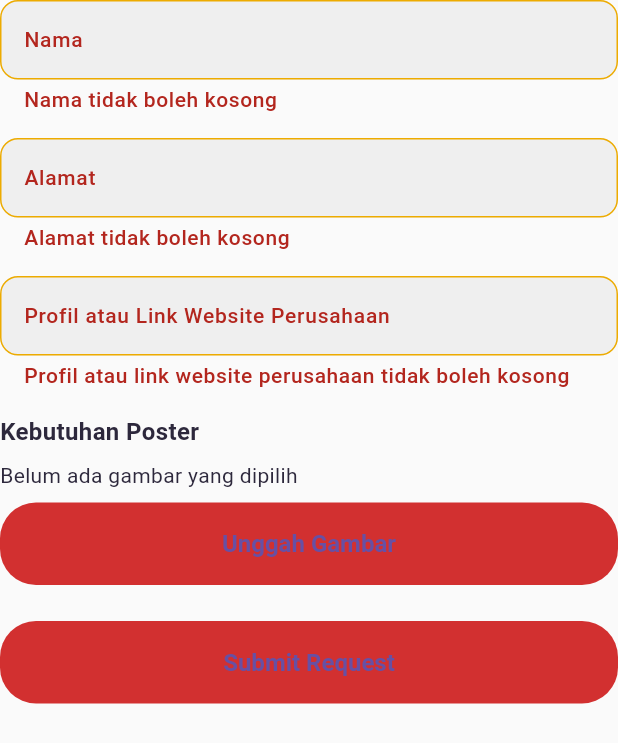
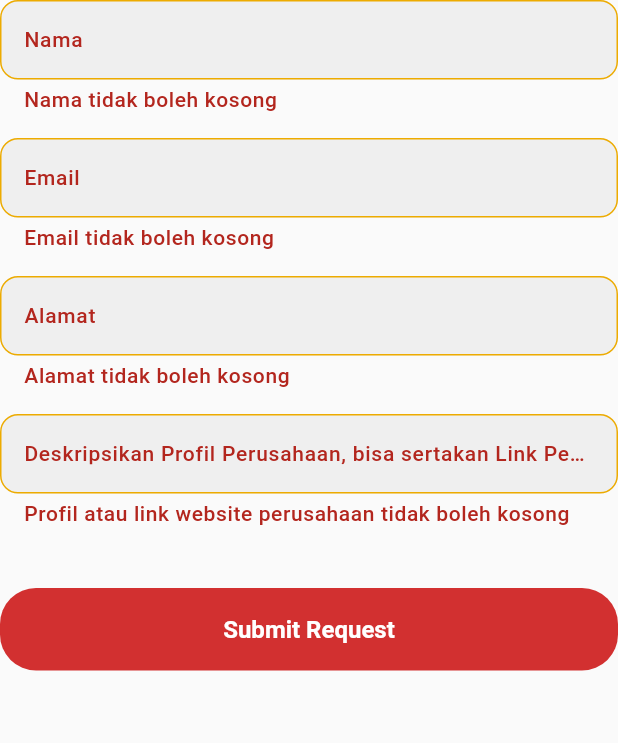
Before and after one commit to TI-3D/fest-ticketing-app, a Flutter app: the EventRequestForm widget shown alone on an empty page, opened directly, after a tap on "Submit Request", on a phone screen of 412 x 824 dp. Shown: the top 743 px of the screen. Run offline on Flutter 3.47's test engine with Material 3 defaults, Android fonts, the phone set to English and light mode, and no system bars; our stand-ins replace dartz, dio, equatable, firebase_core, fl_chart, flutter_bloc and 6 more; accounts and stored records are empty; Roboto replaces fonts that are missing (CircularStd).

Commit message:
refactor: update API base URL and standardize color usage across screens

```diff
--- a/lib/core/constant/api_url.dart
+++ b/lib/core/constant/api_url.dart
@@ -1,5 +1,5 @@
 class ApiUrl {
-  static const String baseUrl = 'http://192.168.1.5:8000/api/v1';
+  static const String baseUrl = 'https://api.raihanachmad.web.id/api/v1';
   static const String signup = '$baseUrl/auth/signup';
   static const String signupGoogle = '$baseUrl/auth/signup/google';
   static const String signin = '$baseUrl/auth/signin';
--- a/lib/presentation/profile/screen/event_request_page.dart
+++ b/lib/presentation/profile/screen/event_request_page.dart
@@ -27,22 +27,23 @@ class _EventRequestFormState extends State<EventRequestForm> {
 
   // Define controllers for other fields
   final TextEditingController nameController = TextEditingController();
+  final TextEditingController emailController = TextEditingController();
   final TextEditingController addressController = TextEditingController();
   final TextEditingController profileController = TextEditingController();
 
   // Variable to store the selected image
-  File? _posterImage;
-  final ImagePicker _picker = ImagePicker();
+  // File? _posterImage;
+  // final ImagePicker _picker = ImagePicker();
 
   // Method to pick an image from the gallery or camera
-  Future<void> _pickImage() async {
-    final pickedFile = await _picker.pickImage(source: ImageSource.gallery); // or ImageSource.camera
-    if (pickedFile != null) {
-      setState(() {
-        _posterImage = File(pickedFile.path);
-      });
-    }
-  }
+  // Future<void> _pickImage() async {
+  //   final pickedFile = await _picker.pickImage(source: ImageSource.gallery); // or ImageSource.camera
+  //   if (pickedFile != null) {
+  //     setState(() {
+  //       _posterImage = File(pickedFile.path);
+  //     });
+  //   }
+  // }
 
   @override
   Widget build(BuildContext context) {
@@ -57,6 +58,19 @@ class _EventRequestFormState extends State<EventRequestForm> {
             validator: (value) {
               if (value == null || value.isEmpty) {
                 return 'Nama tidak boleh kosong';
+              }
+              return null;
+            },
+          ),
+          SizedBox(height: 16),
+
+          // Email
+          TextFormField(
+            controller: emailController,
+            decoration: InputDecoration(labelText: 'Email'),
+            validator: (value) {
+              if (value == null || value.isEmpty) {
+                return 'Email tidak boleh kosong';
               }
               return null;
             },
@@ -79,7 +93,7 @@ class _EventRequestFormState extends State<EventRequestForm> {
           // Profil atau Link Website Perusahaan
           TextFormField(
             controller: profileController,
-            decoration: InputDecoration(labelText: 'Profil atau Link Website Perusahaan'),
+            decoration: InputDecoration(labelText: 'Deskripsikan Profil Perusahaan, bisa sertakan Link Pendukung Profil Perusahaan'),
             validator: (value) {
               if (value == null || value.isEmpty) {
                 return 'Profil atau link website perusahaan tidak boleh kosong';
@@ -90,31 +104,31 @@ class _EventRequestFormState extends State<EventRequestForm> {
           SizedBox(height: 16),
 
           // Kebutuhan Poster (Upload Gambar)
-          Text(
-            'Kebutuhan Poster',
-            style: TextStyle(fontSize: 16, fontWeight: FontWeight.bold),
-          ),
-          SizedBox(height: 8),
-          _posterImage != null
-              ? Image.file(_posterImage!)  // Display selected image preview
-              : Text('Belum ada gambar yang dipilih'),
-          SizedBox(height: 8),
-          ElevatedButton(
-            onPressed: _pickImage,
-            child: Text('Unggah Gambar'),
-          ),
+          // Text(
+          //   'Kebutuhan Poster',
+          //   style: TextStyle(fontSize: 16, fontWeight: FontWeight.bold),
+          // ),
+          // SizedBox(height: 8),
+          // _posterImage != null
+          //     ? Image.file(_posterImage!)  // Display selected image preview
+          //     : Text('Belum ada gambar yang dipilih'),
+          // SizedBox(height: 8),
+          // ElevatedButton(
+          //   onPressed: _pickImage,
+          //   child: Text('Unggah Gambar'),
+          // ),
           SizedBox(height: 24),
 
           // Tombol Submit
           ElevatedButton(
             onPressed: () {
               if (_formKey.currentState!.validate()) {
-                if (_posterImage == null) {
-                  ScaffoldMessenger.of(context).showSnackBar(
-                    SnackBar(content: Text('Silakan unggah gambar poster')),
-                  );
-                  return;
-                }
+                // if (_posterImage == null) {
+                //   ScaffoldMessenger.of(context).showSnackBar(
+                //     SnackBar(content: Text('Silakan unggah gambar poster')),
+                //   );
+                //   return;
+                // }
 
                 // Tampilkan konfirmasi pengiriman
                 ScaffoldMessenger.of(context).showSnackBar(
@@ -123,14 +137,15 @@ class _EventRequestFormState extends State<EventRequestForm> {
 
                 // Clear form
                 nameController.clear();
+                emailController.clear();
                 addressController.clear();
                 profileController.clear();
-                setState(() {
-                  _posterImage = null;
-                });
+                // setState(() {
+                //   _posterImage = null;
+                // });
               }
             },
-            child: Text('Submit Request'),
+            child: Text('Submit Request', style: TextStyle(color: Colors.white)),
           ),
         ],
       ),
@@ -141,6 +156,7 @@ class _EventRequestFormState extends State<EventRequestForm> {
   void dispose() {
     // Dispose controllers to free resources
     nameController.dispose();
+    emailController.dispose();
     addressController.dispose();
     profileController.dispose();
     super.dispose();
--- a/lib/presentation/profile/screen/history.dart
+++ b/lib/presentation/profile/screen/history.dart
@@ -1,5 +1,6 @@
 import 'package:fest_ticketing/presentation/orders/screen/ticket.dart';
 import 'package:flutter/material.dart';
+import 'package:fest_ticketing/core/constant/color.dart';
 
 class History extends StatelessWidget {
   const History({Key? key}) : super(key: key);
@@ -9,7 +10,7 @@ class History extends StatelessWidget {
     return Scaffold(
       appBar: AppBar(
         title: const Text('History'),
-        backgroundColor: Colors.red,
+        backgroundColor: AppColor.primary,
         centerTitle: true,
         titleTextStyle: const TextStyle(
           color: Colors.white,
@@ -116,7 +117,7 @@ class History extends StatelessWidget {
                           );
                         },
                         style: ElevatedButton.styleFrom(
-                          backgroundColor: Colors.red,
+                          backgroundColor: AppColor.primary,
                           shape: RoundedRectangleBorder(
                             borderRadius: BorderRadius.circular(8),
                           ),
```
Also changed, not shown: lib/presentation/eo/screen/event_organizer.dart (+4 -4 lines), lib/presentation/eo/screen/upload_event.dart (+4 -3 lines), lib/presentation/product/screen/checkout.dart (+3 -7 lines), lib/presentation/profile/screen/mypayment.dart (+6 -5 lines), lib/presentation/profile/screen/profile.dart (+50 -18 lines).
